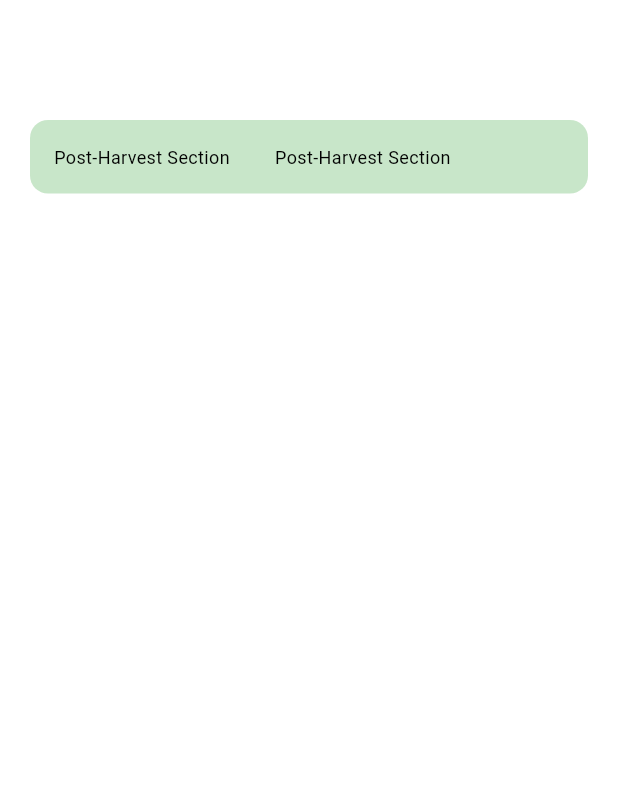
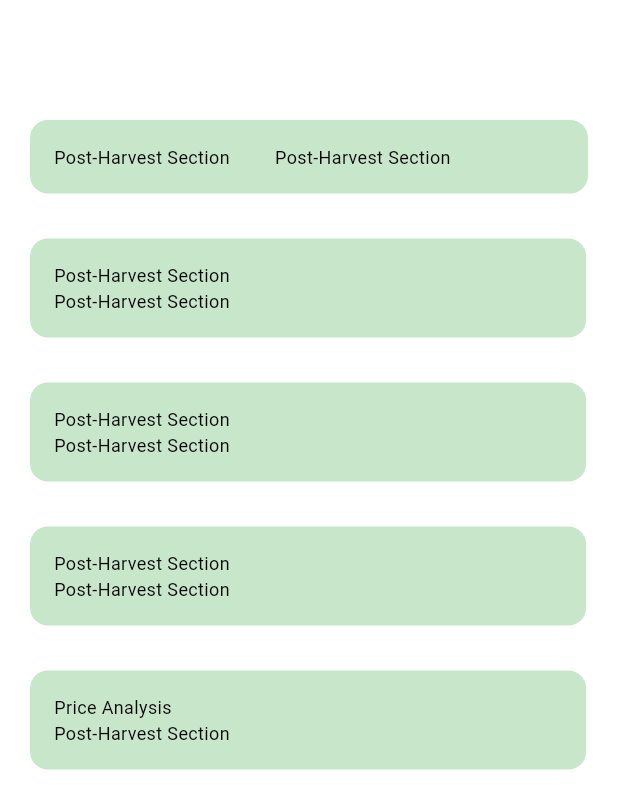
Before and after one commit to agrimart44/AgriMart, a Flutter app: the screen it shows after launch, on a phone screen of 412 x 824 dp. Shown: the top 809 px of the screen. Run offline on Flutter 3.47's test engine with Material 3 defaults, Android fonts, the phone set to English and light mode, and no system bars.

Commit message:
All page done up to diagram

```diff
--- a/lib/Presentation/Price_analysis.dart
+++ b/lib/Presentation/Price_analysis.dart
@@ -55,6 +55,18 @@ class PriceAnalysis extends StatelessWidget {
 
                 // Post-Harvest Section
                 _buildPostHarvestSection(context),
+                const SizedBox(height: 30),
+
+                  _buildPostHarvestSection2(context),
+                const SizedBox(height: 30),
+
+                   _buildPostHarvestSection3(context),
+                const SizedBox(height: 30),
+
+                  _buildPostHarvestSection4(context),
+                  const SizedBox(height: 30),
+
+                  _buildPostHarvestSection5(context),
 
                 // Authentication Buttons Section
                 // const Spacer(),
@@ -77,25 +89,229 @@ class PriceAnalysis extends StatelessWidget {
       ),
       child: Row(
         children: [
-             Text(
+             Align(
+            alignment: Alignment.centerLeft,
+
+             child: Text(
         "Post-Harvest Section",
         style: TextStyle(fontSize: 12, color: Colors.black),
 
              ),
+          ),
                const SizedBox(width: 30),
 
 
-          Text(
+         Align(
+            alignment: Alignment.centerLeft,
+
+             child: Text(
         "Post-Harvest Section",
         style: TextStyle(fontSize: 12, color: Colors.black),
 
-      ),
+             ),
+          ),
 
         ],
       ),
 
     );
   }
+
+
+
+
+
+   Widget _buildPostHarvestSection2(BuildContext context) {
+    return Align(
+    alignment: Alignment.centerLeft, // Aligns container to the left
+   child:  Container(
+    width: MediaQuery.of(context).size.width * 0.9, // Set width to 90% of screen width
+      margin: const EdgeInsets.symmetric(horizontal: 20.0),
+      padding: const EdgeInsets.all(16.0),
+      decoration: BoxDecoration(
+        color: Colors.green[100],
+        borderRadius: BorderRadius.circular(12),
+
+
+
+
+      ),
+      child: Column(
+        children: [
+             Align(
+            alignment: Alignment.centerLeft,
+
+             child: Text(
+        "Post-Harvest Section",
+        style: TextStyle(fontSize: 12, color: Colors.black),
+
+             ),
+          ),
+               const SizedBox(width: 30),
+
+
+        Align(
+            alignment: Alignment.centerLeft,
+
+             child: Text(
+        "Post-Harvest Section",
+        style: TextStyle(fontSize: 12, color: Colors.black),
+
+             ),
+          ),
+
+        ],
+      ),
+
+    ),
+    );
+  }
+
+Widget _buildPostHarvestSection3(BuildContext context) {
+    return Align(
+    alignment: Alignment.centerLeft, // Aligns container to the left
+   child:  Container(
+    width: MediaQuery.of(context).size.width * 0.9, // Set width to 90% of screen width
+      margin: const EdgeInsets.symmetric(horizontal: 20.0),
+      padding: const EdgeInsets.all(16.0),
+      decoration: BoxDecoration(
+        color: Colors.green[100],
+        borderRadius: BorderRadius.circular(12),
+
+
+
+
+      ),
+      child: Column(
+        children: [
+            Align(
+            alignment: Alignment.centerLeft,
+
+             child: Text(
+        "Post-Harvest Section",
+        style: TextStyle(fontSize: 12, color: Colors.black),
+
+             ),
+          ),
+               const SizedBox(width: 30),
+
+
+         Align(
+            alignment: Alignment.centerLeft,
+
+             child: Text(
+        "Post-Harvest Section",
+        style: TextStyle(fontSize: 12, color: Colors.black),
+
+             ),
+          ),
+
+        ],
+      ),
+
+    ),
+    );
+  }
+
+
+  Widget _buildPostHarvestSection4(BuildContext context) {
+    return Align(
+    alignment: Alignment.centerLeft, // Aligns container to the left
+   child:  Container(
+    width: MediaQuery.of(context).size.width * 0.9, // Set width to 90% of screen width
+      margin: const EdgeInsets.symmetric(horizontal: 20.0),
+      padding: const EdgeInsets.all(16.0),
+      decoration: BoxDecoration(
+        color: Colors.green[100],
+        borderRadius: BorderRadius.circular(12),
+
+
+
+
+      ),
+      child: Column(
+        children: [
+          Align(
+            alignment: Alignment.centerLeft,
+
+             child: Text(
+        "Post-Harvest Section",
+        style: TextStyle(fontSize: 12, color: Colors.black),
+
+             ),
+          ),
+               const SizedBox(width: 30),
+
+
+        Align(
+            alignment: Alignment.centerLeft,
+
+             child: Text(
+        "Post-Harvest Section",
+        style: TextStyle(fontSize: 12, color: Colors.black),
+
+             ),
+          ),
+
+        ],
+
+      ),
+
+    ),
+    );
+  }
+
+
+  Widget _buildPostHarvestSection5(BuildContext context) {
+    return Align(
+    alignment: Alignment.centerLeft, // Aligns container to the left
+   child:  Container(
+    width: MediaQuery.of(context).size.width * 0.9, // Set width to 90% of screen width
+      margin: const EdgeInsets.symmetric(horizontal: 20.0),
+      padding: const EdgeInsets.all(16.0),
+      decoration: BoxDecoration(
+        color: Colors.green[100],
+        borderRadius: BorderRadius.circular(12),
+
+
+
+
+      ),
+      child: Column(
+        children: [
+          Align(
+            alignment: Alignment.centerLeft,
+
+             child: Text(
+        "Price Analysis",
+        style: TextStyle(fontSize: 12, color: Colors.black),
+
+             ),
+          ),
+               const SizedBox(width: 30),
+
+
+        Align(
+            alignment: Alignment.centerLeft,
+
+             child: Text(
+        "Post-Harvest Section",
+        style: TextStyle(fontSize: 12, color: Colors.black),
+
+             ),
+          ),
+
+        ],
+
+      ),
+
+    ),
+    );
+  }
+
+
+
+
 
   // Widget _buildAuthenticationButtons(BuildContext context) {
     // return Column(
```
